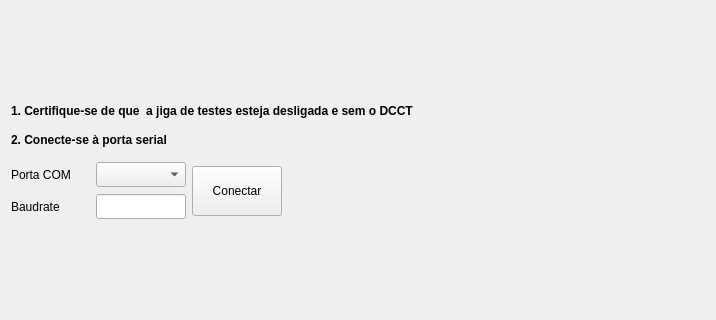
Above: modulo_potencia/wizard.ui from lnls-elp/jigas before the change; both pictures show x 0 to 716 and y 0 to 320 of the 716 by 491 pixel window. Below: the same form after it.
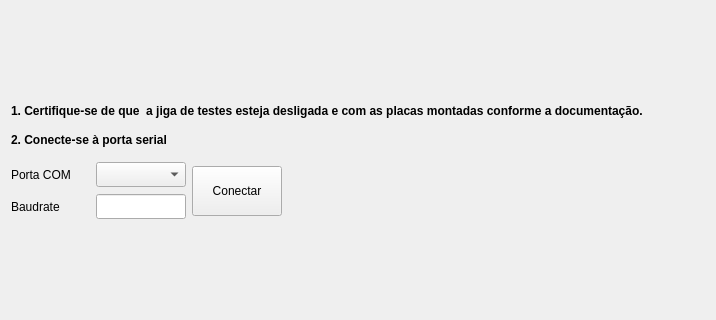
That is the form after the change. Icons and pictures are not drawn.

Patch:
```diff
--- a/modulo_potencia/wizard.ui
+++ b/modulo_potencia/wizard.ui
@@ -22,7 +22,7 @@
      <rect>
       <x>0</x>
       <y>80</y>
-      <width>613</width>
+      <width>641</width>
       <height>40</height>
      </rect>
     </property>
@@ -33,7 +33,7 @@
      </font>
     </property>
     <property name="text">
-     <string>1. Certifique-se de que  a jiga de testes esteja desligada e sem o DCCT</string>
+     <string>1. Certifique-se de que  a jiga de testes esteja desligada e com as placas montadas conforme a documentação.</string>
     </property>
    </widget>
    <widget class="QLabel" name="label_3">
```
Left out of the diff: 581 changed lines with no effect on the pictures.
